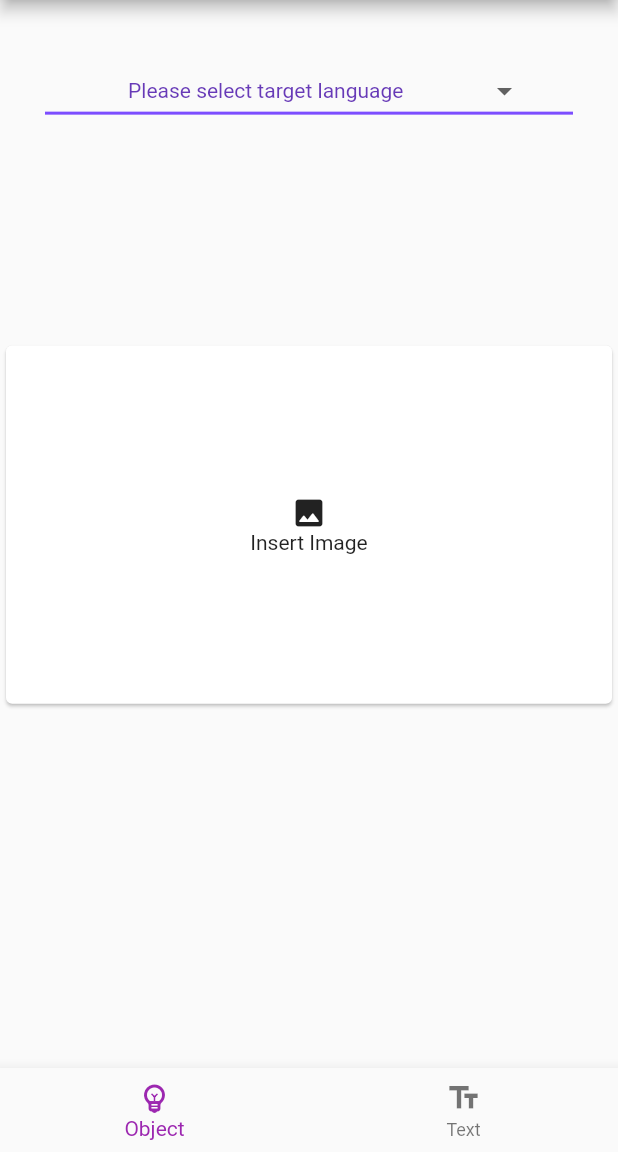
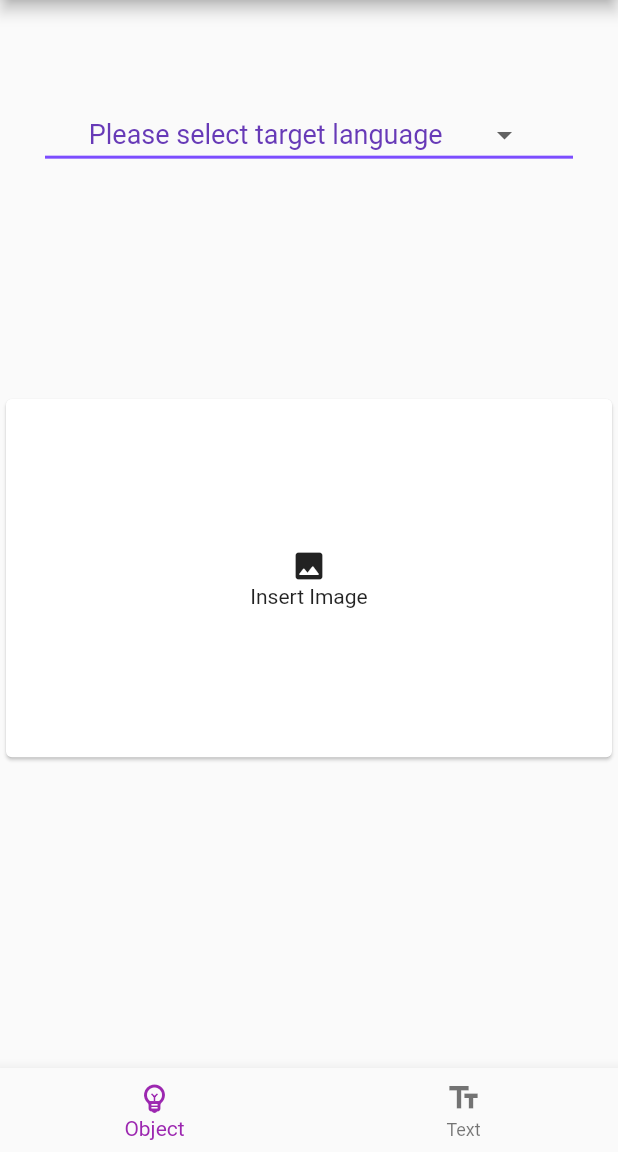
Before and after one commit to sathvik23reddy/smartCam, a Flutter app: the screen it shows after launch, on a phone screen of 412 x 824 dp, the part 84-1236 px from its top. Run offline on Flutter 3.47's test engine with Material 2 defaults, Android fonts, the phone set to English and light mode, and no system bars; our stand-ins replace camera, flutter_tts, image_picker; missing offline and left inert: cross_file_image, google_mlkit_text_recognition, google_mlkit_translation, tflite_flutter, tflite_flutter_helper; project files that could hold a hidden picture were left out.

Commit message:
TTS + UI Format

```diff
--- a/lib/common.dart
+++ b/lib/common.dart
@@ -5,7 +5,6 @@ import 'package:smart_cam/tflite/classifier_quant.dart';
 import 'package:camera/camera.dart';
 import 'package:flutter/material.dart';
 import 'package:cross_file_image/cross_file_image.dart';
-import 'package:google_mlkit_translation/google_mlkit_translation.dart';
 import 'package:image_picker/image_picker.dart';
 import 'package:smart_cam/cam.dart';
 import 'package:smart_cam/objDetect.dart';
@@ -23,8 +22,28 @@ class commonUI extends StatefulWidget {
 class _commonUIState extends State<commonUI> {
   late List<String> languages = [
     'Please select target language',
+    'Albanian',
+    'Bengali',
+    'Chinese',
+    'Croatian',
+    'Dutch',
     'English',
-    'Hindi'
+    'Finnish',
+    'French',
+    'German',
+    'Greek',
+    'Gujarati',
+    'Hindi',
+    'Hungarian',
+    'Indonesian',
+    'Irish',
+    'Italian',
+    'Japanese',
+    'Kannada',
+    'Korean',
+    'Spanish',
+    'Tamil',
+    'Turkish'
   ];
   late String dropdownValue = languages.first;
   Image? image;
@@ -61,21 +80,22 @@ class _commonUIState extends State<commonUI> {
     }
     return SafeArea(
       child: Scaffold(
-        body: Column(
+        body: Padding(
+          padding:
+              EdgeInsets.fromLTRB(0, screenHeight / 18, 0, screenHeight / 15),
+          child: Column(
             crossAxisAlignment: CrossAxisAlignment.stretch,
-          mainAxisAlignment: MainAxisAlignment.spaceAround,
+            mainAxisAlignment: MainAxisAlignment.spaceBetween,
             children: [
-            SizedBox(
-              height: screenHeight / 25,
-            ),
               Padding(
-              padding: const EdgeInsets.fromLTRB(30, 0, 30, 0),
+                padding: const EdgeInsets.fromLTRB(30, 20, 30, 0),
                 child: DropdownButton<String>(
                   value: dropdownValue,
                   icon: const Icon(Icons.arrow_drop_down),
                   elevation: 16,
                   alignment: Alignment.center,
-                style: const TextStyle(color: Colors.deepPurple),
+                  style:
+                      const TextStyle(color: Colors.deepPurple, fontSize: 18),
                   underline: Container(
                     height: 2,
                     color: Colors.deepPurpleAccent,
@@ -97,9 +117,6 @@ class _commonUIState extends State<commonUI> {
                           ))
                       .toList(),
                 ),
-            ),
-            SizedBox(
-              height: screenHeight / 6,
               ),
               Column(
                 children: [
@@ -131,16 +148,16 @@ class _commonUIState extends State<commonUI> {
               ),
               widget.pageIndex == 0
                   ? filepath == null
-                    ? SizedBox(
-                        height: screenHeight / 3.5,
-                      )
-                    : objDetect(filepath: filepath, classifier: _classifier)
+                      ? SizedBox()
+                      : objDetect(
+                          filepath: filepath,
+                          classifier: _classifier,
+                          language: dropdownValue)
                   : filepath == null
-                    ? SizedBox(
-                        height: screenHeight / 3.5,
-                      )
-                    : textDetect(filepath: filepath)
+                      ? SizedBox()
+                      : textDetect(filepath: filepath, language: dropdownValue)
             ],
+          ),
         ),
       ),
     );
@@ -254,13 +271,4 @@ class _commonUIState extends State<commonUI> {
       });
     }
   }
-
-  void translateText(String string) async {
-    print("Inside Translate");
-    final onDeviceTranslator = OnDeviceTranslator(
-        sourceLanguage: TranslateLanguage.english,
-        targetLanguage: TranslateLanguage.hindi);
-    final String response = await onDeviceTranslator.translateText(string);
-    print("Take bro " + response);
 }
-}
--- a/pubspec.yaml
+++ b/pubspec.yaml
@@ -41,6 +41,7 @@ dependencies:
   tflite_flutter_helper: ^0.2.1
   google_mlkit_text_recognition: ^0.5.0
   google_mlkit_translation: ^0.5.0
+  flutter_tts: ^3.6.3
 
 dev_dependencies:
   flutter_test:
```
Also changed, not shown: lib/objDetect.dart (+14 -2 lines), lib/results.dart (added, +154 -0 lines), lib/textDetect.dart (+7 -2 lines), pubspec.lock, 3 other files. Lines whose indentation alone changed are shown as unchanged.
